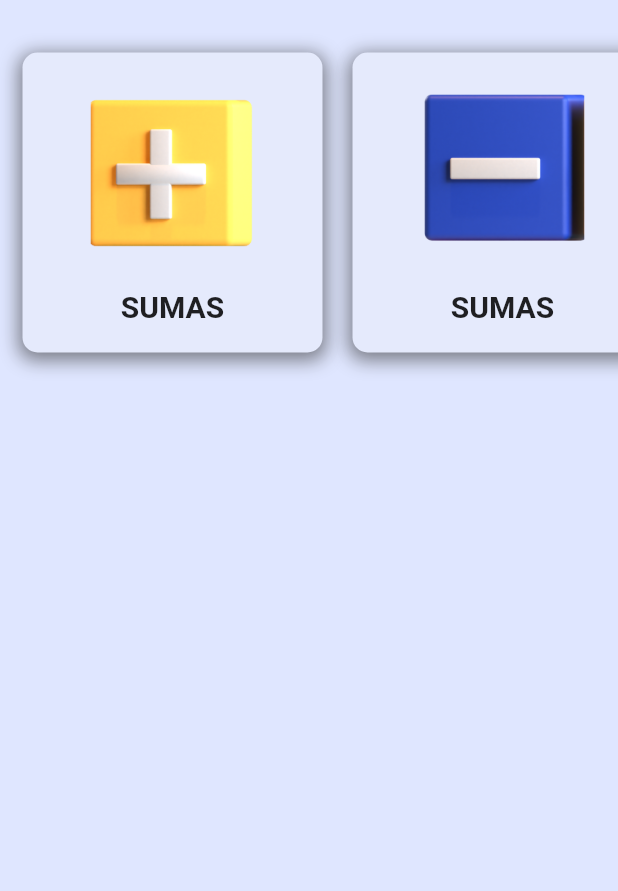
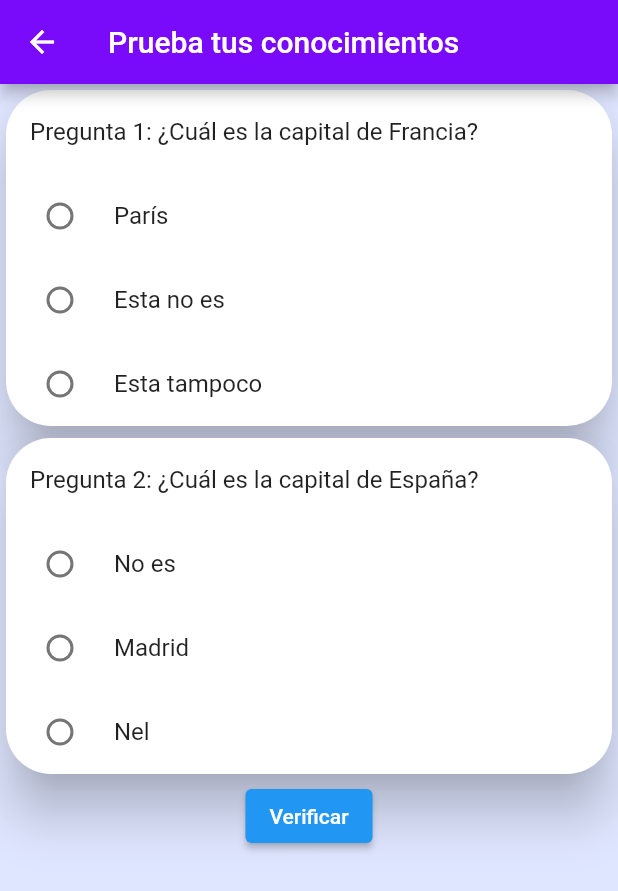
Before and after one commit to eliaspozuelos/AppAprendizaje, a Flutter app: the PreviewWidget widget shown alone on an empty page, opened directly, after a tap on "SUMAS", on a phone screen of 412 x 824 dp. Shown: the top 891 px of the screen. Run offline on Flutter 3.47's test engine with Material 2 defaults, Android fonts, the phone set to English and light mode, and no system bars; our stand-ins replace animated_splash_screen.

Commit message:
Plantilla para prueba
Espero no joda nada XD

```diff
--- a/aprendizaje/lib/Widgets/PreviewWidget.dart
+++ b/aprendizaje/lib/Widgets/PreviewWidget.dart
@@ -1,3 +1,4 @@
+import 'package:aprendizaje/pages/prueba.dart';
 import 'package:flutter/material.dart';
 
 class PreviewWidget extends StatelessWidget {
@@ -18,6 +19,10 @@ class PreviewWidget extends StatelessWidget {
               child: GestureDetector(
                 onTap:(){
                   print("Contenedor clickeado. Navegar a otra parte o realizar otras acciones aquí.");
+                   Navigator.push(
+  context,
+  MaterialPageRoute(builder: (context) => Prueba()), // Asegúrate de usar Prueba() en lugar de prueba
+);
 
                 },
               child:Container(
--- /dev/null
+++ b/aprendizaje/lib/pages/Prueba.dart
@@ -0,0 +1,233 @@
+import 'package:flutter/material.dart';
+
+class Prueba extends StatefulWidget {
+  @override
+  _PruebaState createState() => _PruebaState();
+}
+
+class _PruebaState extends State<Prueba> {
+  int selectedOption1 = 0;
+  int selectedOption2 = 0;
+  int selectedOption3 = 0;
+  int selectedOption4 = 0;
+
+  Map<int, int> correctAnswers = {
+    1: 1, // Pregunta 1
+    2: 2, // Pregunta 2
+    3: 1, // Pregunta 3
+    4: 1, // Pregunta 4
+  };
+
+  Map<int, String> feedbackMessages = {
+    1: '', // Inicialmente vacío
+    2: '', // Inicialmente vacío
+    3: '', // Inicialmente vacío
+    4: '', // Inicialmente vacío
+  };
+
+  bool answersVerified = false;
+
+  @override
+  Widget build(BuildContext context) {
+    return Scaffold(
+      appBar: AppBar(
+        title: Text("Prueba tus conocimientos"),
+        backgroundColor:  Color.fromARGB(255, 122, 10, 250), // Cambia el color de la AppBar
+      ),
+      backgroundColor:  Color.fromARGB(241, 221, 229, 255),// Cambia el fondo de la pantalla
+
+      // Comienza la prueba donde están las preguntas
+      body: SingleChildScrollView(
+        child: Column(
+          children: <Widget>[
+            Card(
+              elevation: 15, // Agregar sombreado
+              color: const Color.fromARGB(255, 255, 255, 255), // Cambia el color de fondo de la Card
+              shape: RoundedRectangleBorder(
+                borderRadius: BorderRadius.circular(30),
+              ),
+              child: Column(
+                children: [
+                  ListTile(
+                    title: Text('Pregunta 1: ¿Cuál es la capital de Francia?'),
+                  ),
+                  // Opcion 1
+                  Column(
+                    children: [
+                      RadioListTile(
+                        value: 1,
+                        groupValue: selectedOption1,
+                        title: Text('París'),
+                        onChanged: (value) {
+                          if (!answersVerified) {
+                            setState(() {
+                              selectedOption1 = value!;
+                            });
+                          }
+                        },
+                        activeColor:
+                            selectedOption1 == 1 && answersVerified
+                                ? Colors.green
+                                : Colors.red,
+                      ),
+                      // Opcion 2
+                      RadioListTile(
+                        value: 2,
+                        groupValue: selectedOption1,
+                        title: Text('Esta no es '),
+                        onChanged: (value) {
+                          if (!answersVerified) {
+                            setState(() {
+                              selectedOption1 = value!;
+                            });
+                          }
+                        },
+                        activeColor:
+                            selectedOption1 == 1 && answersVerified
+                                ? Colors.green
+                                : Colors.red,
+                      ),
+                      // Comienza opción 3
+                      RadioListTile(
+                        value: 3,
+                        groupValue: selectedOption1,
+                        title: Text('Esta tampoco'),
+                        onChanged: (value) {
+                          if (!answersVerified) {
+                            setState(() {
+                              selectedOption1 = value!;
+                            });
+                          }
+                        },
+                        activeColor:
+                            selectedOption1 == 1 && answersVerified
+                                ? Colors.green
+                                : Colors.red,
+                      ),
+                      if (feedbackMessages[1] != '')
+                        Text(
+                          feedbackMessages[1]!,
+                          style: TextStyle(
+                            color: feedbackMessages[1] == 'Correcto'
+                                ? Colors.green
+                                : Colors.red,
+                          ),
+                        ),
+                    ],
+                  ),
+                ],
+              ),
+            ),
+            // Comienza Pregunta 2
+            Card(
+               elevation: 15, // Agregar sombreado
+              color: const Color.fromARGB(255, 255, 255, 255), // Cambia el color de fondo de la Card
+              shape: RoundedRectangleBorder(
+                borderRadius: BorderRadius.circular(30),
+              ),
+              child: Column(
+                children: [
+                  ListTile(
+                    title: Text('Pregunta 2: ¿Cuál es la capital de España?'),
+                  ),
+                  // Opción
+                  Column(
+                    children: [
+                      RadioListTile(
+                        value: 1,
+                        groupValue: selectedOption2,
+                        title: Text('No es'),
+                        onChanged: (value) {
+                          if (!answersVerified) {
+                            setState(() {
+                              selectedOption2 = value!;
+                            });
+                          }
+                        },
+                        activeColor:
+                            selectedOption2 == 2 && answersVerified
+                                ? Colors.green
+                                : Colors.red,
+                      ),
+                      RadioListTile(
+                        value: 2,
+                        groupValue: selectedOption2,
+                        title: Text('Madrid'),
+                        onChanged: (value) {
+                          if (!answersVerified) {
+                            setState(() {
+                              selectedOption2 = value!;
+                            });
+                          }
+                        },
+                        activeColor:
+                            selectedOption2 == 2 && answersVerified
+                                ? Colors.green
+                                : Colors.red,
+                      ),
+                      RadioListTile(
+                        value: 3,
+                        groupValue: selectedOption2,
+                        title: Text('Nel'),
+                        onChanged: (value) {
+                          if (!answersVerified) {
+                            setState(() {
+                              selectedOption2 = value!;
+                            });
+                          }
+                        },
+                        activeColor:
+                            selectedOption2 == 2 && answersVerified
+                                ? Colors.green
+                                : Colors.red,
+                      ),
+                      if (feedbackMessages[2] != '')
+                        Text(
+                          feedbackMessages[2]!,
+                          style: TextStyle(
+                            color: feedbackMessages[2] == 'Correcto'
+                                ? Colors.green
+                                : Colors.red,
+                          ),
+                        ),
+                    ],
+                  ),
+                ],
+              ),
+            ),
+            // Repite el mismo patrón para las preguntas restantes
+
+            ElevatedButton(
+              onPressed: () {
+                if (!answersVerified) {
+                  int correctCount = 0;
+
+                  if (selectedOption1 == correctAnswers[1]) {
+                    feedbackMessages[1] = 'Correcto';
+                    correctCount++;
+                  } else {
+                    feedbackMessages[1] = 'Incorrecto';
+                  }
+
+                  if (selectedOption2 == correctAnswers[2]) {
+                    feedbackMessages[2] = 'Correcto';
+                    correctCount++;
+                  } else {
+                    feedbackMessages[2] = 'Incorrecto';
+                  }
+
+                  // Añade las validaciones para las otras preguntas aquí
+
+                  setState(() {
+                    answersVerified = true;
+                  });
+                }
+              },
+              child: Text('Verificar'),
+            ),
+          ],
+        ),
+      ),
+    );
+  }
+}
```
Also changed, not shown: aprendizaje/pubspec.lock, 1 other file.
